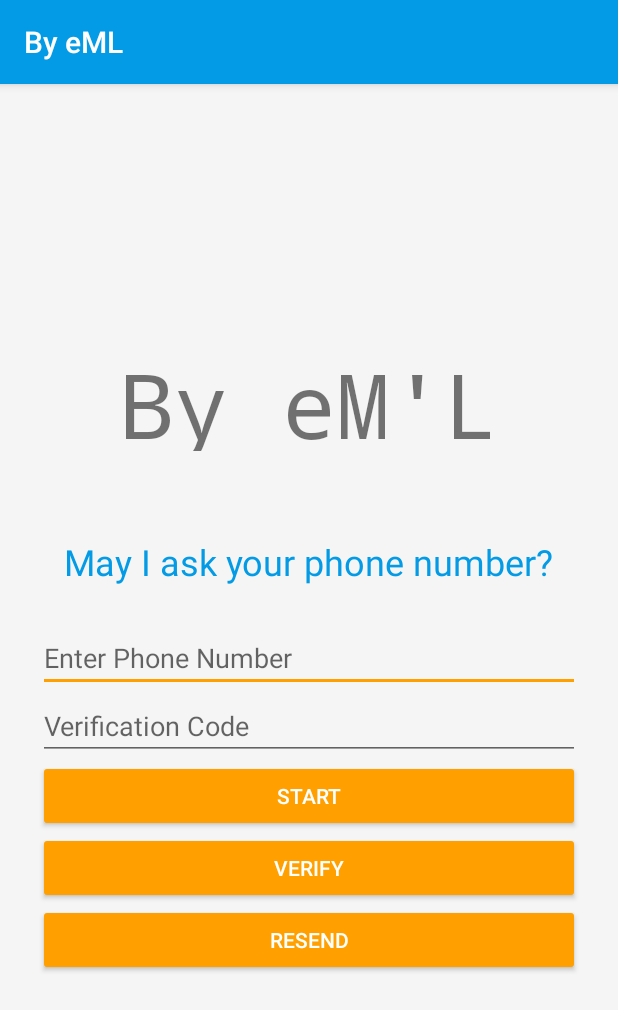
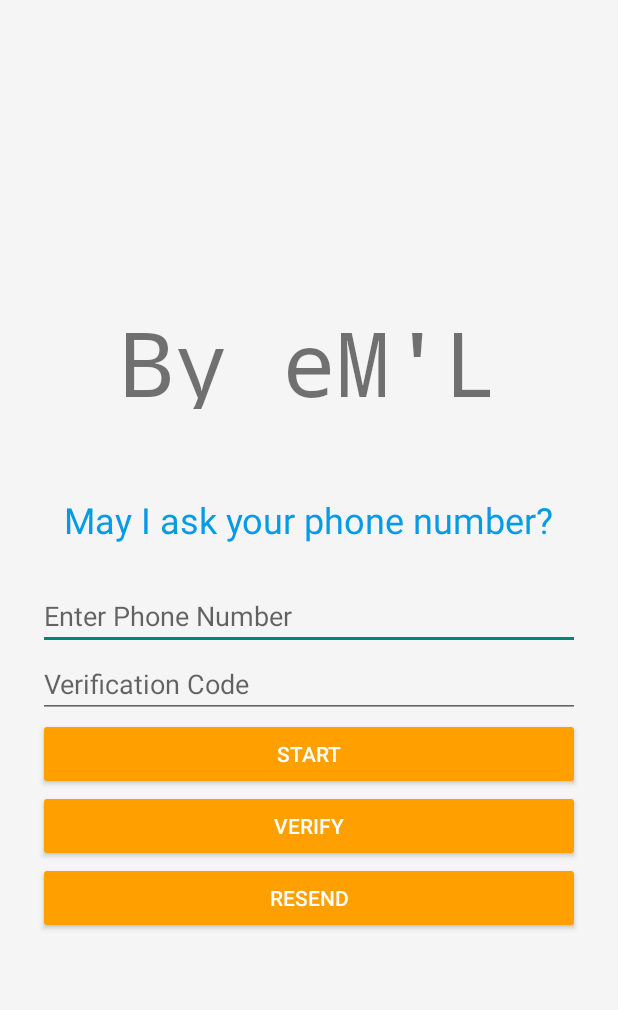
Before and after one commit to mhtkarakose/Grup22, an Android app: the screen it shows after launch (SignInActivity), on a phone screen of 412 x 824 dp. Shown: the top 1010 px of the screen. Run offline under Robolectric (Android 15) with nearby library versions, the phone set to English and light mode, and no system bars; our stand-ins replace Firebase (no records; nobody signed in at launch, a user with empty details on screens opened directly).

Commit message:
Toolbar kaldırıldı

```diff
--- a/app/src/main/AndroidManifest.xml
+++ b/app/src/main/AndroidManifest.xml
@@ -11,7 +11,7 @@
         android:label="@string/app_name"
         android:roundIcon="@mipmap/ic_launcher_round"
         android:supportsRtl="true"
-        android:theme="@style/AppTheme">
+        android:theme="@style/AppTheme.NoActionBar">
         <activity android:name=".SignInActivity">
             <intent-filter>
                 <action android:name="android.intent.action.MAIN" />
--- a/app/src/main/res/values/styles.xml
+++ b/app/src/main/res/values/styles.xml
@@ -29,4 +29,10 @@
         <item name="android:textSize">14sp</item>
     </style>
 
+    <style name="AppTheme.NoActionBar" parent="Theme.AppCompat.Light.DarkActionBar">
+        <item name="windowActionBar">false</item>
+        <item name="windowNoTitle">true</item>
+        <item name="android:windowFullscreen">true</item>
+    </style>
+
 </resources>
```
